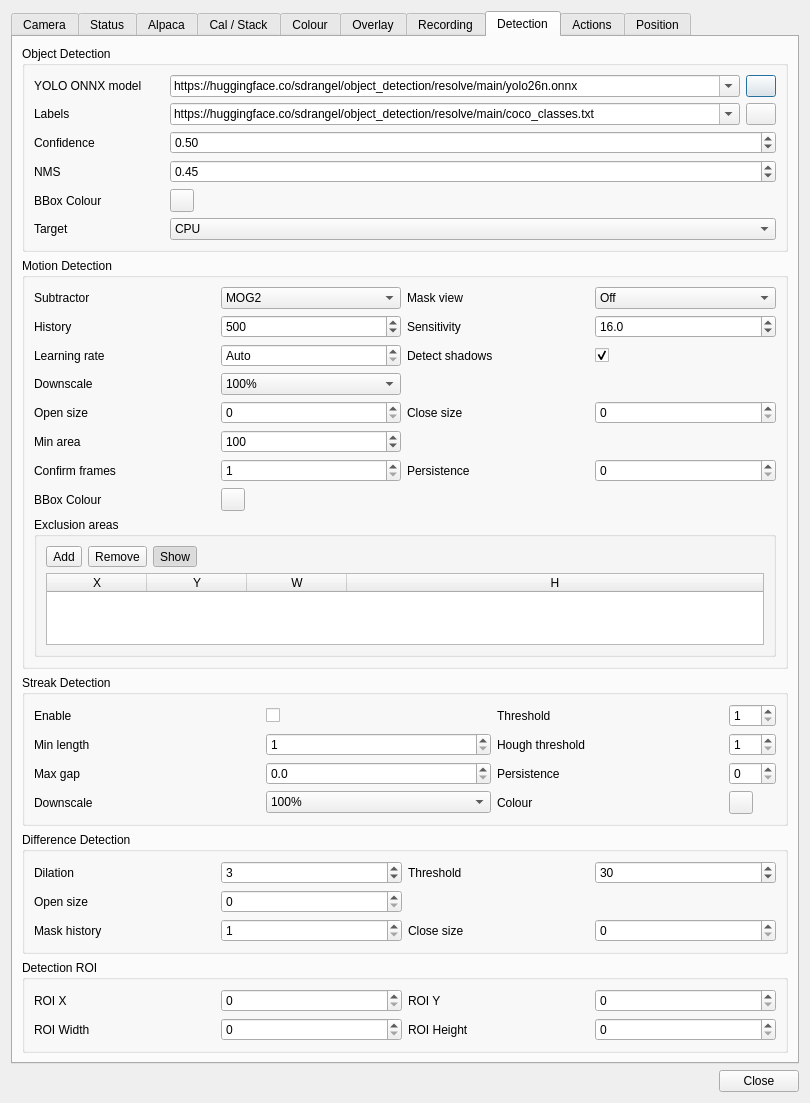
The window that plugins/feature/camera/camerasettingsdialog.ui (srcejon/sdrangel) describes before a commit, drawn with Qt 5.
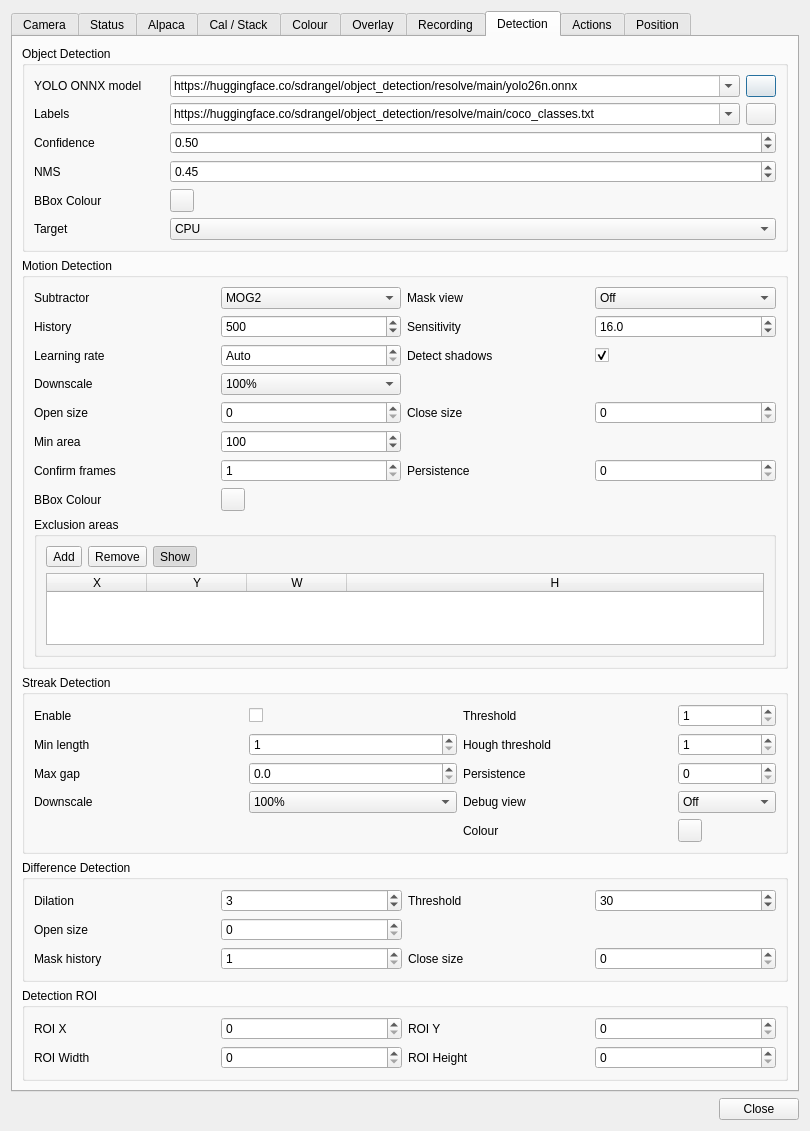
The same window after the commit. The open tabs and pages were chosen to show the change. Icons and pictures are not drawn.

Commit message: Add camera streak debug stage view

Diff of the .ui file:
```diff
--- a/plugins/feature/camera/camerasettingsdialog.ui
+++ b/plugins/feature/camera/camerasettingsdialog.ui
@@ -4258,13 +4258,30 @@
           </widget>
          </item>
          <item row="3" column="2">
+          <widget class="QLabel" name="streakDebugViewLabel">
+           <property name="text">
+            <string>Debug view</string>
+           </property>
+          </widget>
+         </item>
+         <item row="3" column="3">
+          <widget class="QComboBox" name="streakDebugViewCombo">
+           <item><property name="text"><string>Off</string></property></item>
+           <item><property name="text"><string>Diff</string></property></item>
+           <item><property name="text"><string>Thresholded</string></property></item>
+           <item><property name="text"><string>Edges</string></property></item>
+           <item><property name="text"><string>Lines</string></property></item>
+           <item><property name="text"><string>Final</string></property></item>
+          </widget>
+         </item>
+         <item row="4" column="2">
           <widget class="QLabel" name="streakColorLabel">
            <property name="text">
             <string>Colour</string>
            </property>
           </widget>
          </item>
-         <item row="3" column="3">
+         <item row="4" column="3">
           <widget class="QToolButton" name="streakColorButton">
            <property name="text">
             <string/>
```
The commit also changes 6 other files.
